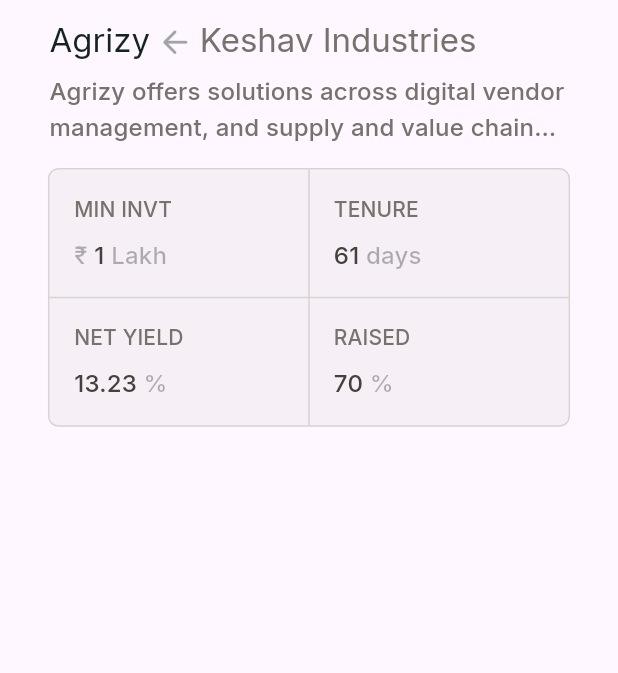
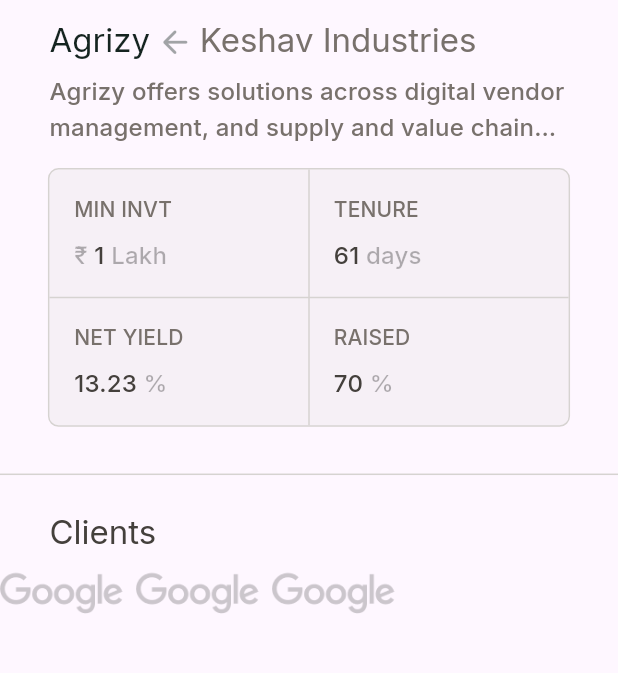
Before and after one commit to anubhavbagri/tapInvest-assignment, a Flutter app: the screen it shows after launch, on a phone screen of 412 x 824 dp, the part 309-982 px from its top. Run offline on Flutter 3.47's test engine with Material 3 defaults, Android fonts, the phone set to English and light mode, and no system bars; our stand-ins replace google_fonts.

Commit message:
wip: client/investor section homepg

```diff
--- a/lib/layers/presentation/app_root.dart
+++ b/lib/layers/presentation/app_root.dart
@@ -41,19 +41,23 @@ class AppRoot extends StatelessWidget {
               automaticallyImplyLeading: false,
               titleSpacing: 0,
             ),
-            body: Padding(
-              padding:
-                  EdgeInsets.symmetric(horizontal: CustomTheme.paddingRight),
-              child: Column(
+            body: Column(
               crossAxisAlignment: CrossAxisAlignment.start,
               children: [
-                  Image.asset(
+                Padding(
+                  padding: EdgeInsets.symmetric(
+                      horizontal: CustomTheme.paddingRight),
+                  child: Image.asset(
                     AppAssetPath.logo2,
                     fit: BoxFit.cover,
                     width: SizeConfig.safeHorizontal! * 0.3,
                   ),
+                ),
                 vSizedBox2,
-                  Row(
+                Padding(
+                  padding: EdgeInsets.symmetric(
+                      horizontal: CustomTheme.paddingRight),
+                  child: Row(
                     crossAxisAlignment: CrossAxisAlignment.end,
                     mainAxisSize: MainAxisSize.min,
                     children: [
@@ -70,8 +74,12 @@ class AppRoot extends StatelessWidget {
                               color: CustomTheme.stone500)),
                     ],
                   ),
+                ),
                 vSizedBox1,
-                  Text(
+                Padding(
+                  padding: EdgeInsets.symmetric(
+                      horizontal: CustomTheme.paddingRight),
+                  child: Text(
                     AppStrings.agrizyDesc,
                     style: CustomTheme.s1(
                       context,
@@ -80,9 +88,11 @@ class AppRoot extends StatelessWidget {
                     ),
                     maxLines: 2,
                   ),
+                ),
                 vSizedBox3,
                 Container(
-                    // height: 200,
+                  margin: EdgeInsets.symmetric(
+                      horizontal: CustomTheme.paddingRight),
                   decoration: BoxDecoration(
                     borderRadius: BorderRadius.circular(6),
                     border: Border.all(
@@ -99,8 +109,7 @@ class AppRoot extends StatelessWidget {
                         color: CustomTheme.stone300,
                       ),
                     ),
-                      defaultVerticalAlignment:
-                          TableCellVerticalAlignment.middle,
+                    defaultVerticalAlignment: TableCellVerticalAlignment.middle,
                     children: [
                       TableRow(children: [
                         tableCell(context,
@@ -119,9 +128,45 @@ class AppRoot extends StatelessWidget {
                       ]),
                     ],
                   ),
-                  )
+                ),
+                vSizedBox4,
+                Divider(color: CustomTheme.stone300, thickness: 1),
+                vSizedBox3,
+                Padding(
+                  padding: EdgeInsets.symmetric(
+                      horizontal: CustomTheme.paddingRight),
+                  child: Text(
+                    'Clients',
+                    style: CustomTheme.h6(
+                      context,
+                      color: CustomTheme.stone700,
+                      weight: FontWeight.w500,
+                    ),
+                  ),
+                ),
+                vSizedBox2,
+                Row(
+                  children: [
+                    Image.asset(
+                      AppAssetPath.google,
+                      fit: BoxFit.cover,
+                      width: SizeConfig.safeHorizontal! * 0.2,
+                    ),
+                    hSizedBox2,
+                    Image.asset(
+                      AppAssetPath.google,
+                      fit: BoxFit.cover,
+                      width: SizeConfig.safeHorizontal! * 0.2,
+                    ),
+                    hSizedBox2,
+                    Image.asset(
+                      AppAssetPath.google,
+                      fit: BoxFit.cover,
+                      width: SizeConfig.safeHorizontal! * 0.2,
+                    ),
                   ],
                 ),
+              ],
             ),
             bottomNavigationBar: Container(
               color: Colors.black54,
--- a/lib/layers/presentation/constants/app_asset_paths.dart
+++ b/lib/layers/presentation/constants/app_asset_paths.dart
@@ -3,4 +3,5 @@ class AppAssetPath {
 
   // static const logo = 'assets/images/Logo.png';
   static const logo2 = 'assets/images/Logo2.png';
+  static const google = 'assets/images/google.png';
 }
```
Also changed, not shown: assets/images/google.png (added). Lines whose indentation alone changed are shown as unchanged.
